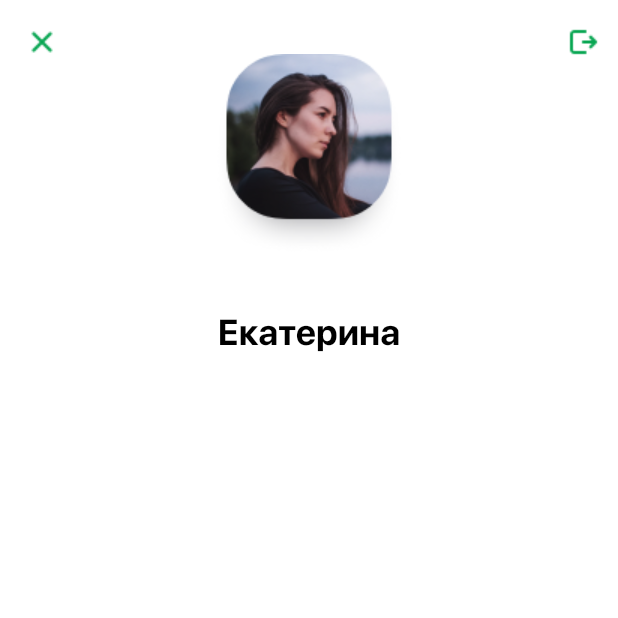
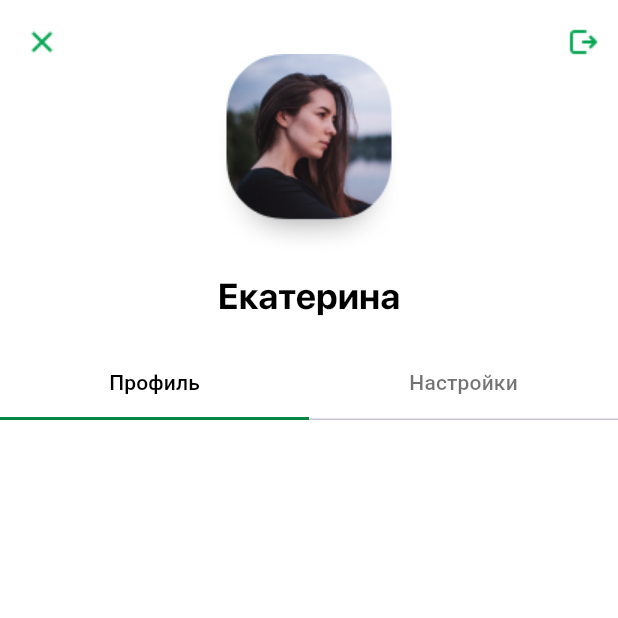
Before and after one commit to juliazubova/effective_sber, a Flutter app: the screen it shows after launch, on a phone screen of 412 x 824 dp, the top half of it. Run offline on Flutter 3.47's test engine with Material 3 defaults, Android fonts, the phone set to English and light mode, and no system bars.

Commit message:
add profile and settings header

```diff
--- a/lib/screens/main_screen.dart
+++ b/lib/screens/main_screen.dart
@@ -36,7 +36,10 @@ class _MainScreenState extends State<MainScreen> with SingleTickerProviderStateM
           body: TabBarView(
             controller: _tabController,
             children: [
-              ListView() // ...
+              ListView(
+                physics: const NeverScrollableScrollPhysics(),
+                // children: [],
+              ) // ...
             ],
           )
           )
--- a/lib/theme/colors.dart
+++ b/lib/theme/colors.dart
@@ -5,4 +5,5 @@ abstract class AppColors {
   static final Color textSecondary = Colors.black.withOpacity(0.55);
 
   static const Color backgroundColor = Colors.white;
+  static const Color selectedTab = Color(0xFF068441);
 }
```
Also changed, not shown: lib/widgets/appbar.dart (+15 -2 lines).
